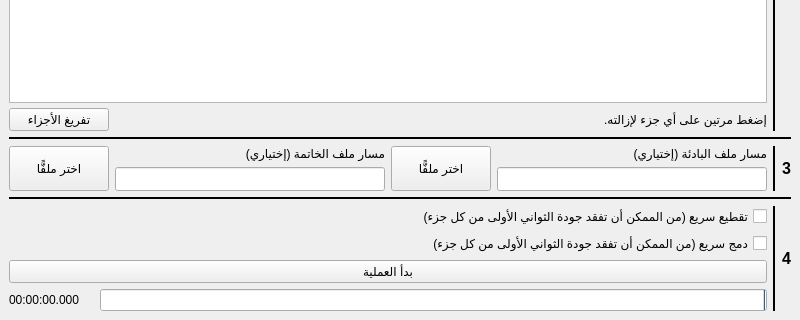
This is windows/main_window.ui in ieasybooks/taqtie as Qt 5 draws it before an edit; both pictures show x 0 to 800 and y 280 to 600 of the 800 by 600 pixel window. The edited form follows.
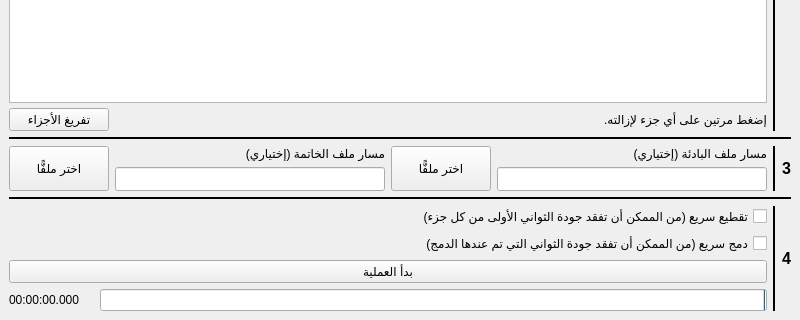
This is the edited form.

Commit message: Update quick merge note

The edit to the form file:
```diff
--- a/windows/main_window.ui
+++ b/windows/main_window.ui
@@ -750,7 +750,7 @@
              <enum>Qt::RightToLeft</enum>
             </property>
             <property name="text">
-             <string>دمج سريع (من الممكن أن تفقد جودة الثواني الأولى من كل جزء)</string>
+             <string>دمج سريع (من الممكن أن تفقد جودة الثواني التي تم عندها الدمج)</string>
             </property>
            </widget>
           </item>
```
